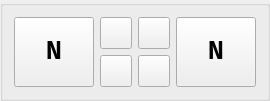
First picture: the form in src/gui/GuidanceTurning.ui, repository eringerli/QtOpenGuidance, before the edit.
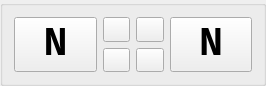
Second picture: the form after the edit. Icons and pictures are not drawn.

```diff
--- a/src/gui/GuidanceTurning.ui
+++ b/src/gui/GuidanceTurning.ui
@@ -26,7 +26,7 @@
    <item row="0" column="0" rowspan="2">
     <widget class="QPushButton" name="pbLeft">
      <property name="sizePolicy">
-      <sizepolicy hsizetype="Minimum" vsizetype="Minimum">
+      <sizepolicy hsizetype="Expanding" vsizetype="Expanding">
        <horstretch>3</horstretch>
        <verstretch>1</verstretch>
       </sizepolicy>
@@ -34,7 +34,7 @@
      <property name="font">
       <font>
        <family>Monospace</family>
-       <pointsize>20</pointsize>
+       <pointsize>30</pointsize>
        <weight>75</weight>
        <bold>true</bold>
       </font>
@@ -51,8 +51,8 @@
      </property>
      <property name="iconSize">
       <size>
-       <width>45</width>
-       <height>45</height>
+       <width>48</width>
+       <height>48</height>
       </size>
      </property>
      <property name="checkable">
@@ -71,12 +71,6 @@
        <verstretch>1</verstretch>
       </sizepolicy>
      </property>
-     <property name="minimumSize">
-      <size>
-       <width>32</width>
-       <height>32</height>
-      </size>
-     </property>
      <property name="icon">
       <iconset theme="list-add">
        <normaloff>.</normaloff>.</iconset>
@@ -100,12 +94,6 @@
        <verstretch>1</verstretch>
       </sizepolicy>
      </property>
-     <property name="minimumSize">
-      <size>
-       <width>32</width>
-       <height>32</height>
-      </size>
-     </property>
      <property name="icon">
       <iconset theme="list-add">
        <normaloff>.</normaloff>.</iconset>
@@ -124,7 +112,7 @@
    <item row="0" column="3" rowspan="2">
     <widget class="QPushButton" name="pbRight">
      <property name="sizePolicy">
-      <sizepolicy hsizetype="Minimum" vsizetype="Minimum">
+      <sizepolicy hsizetype="Expanding" vsizetype="Expanding">
        <horstretch>3</horstretch>
        <verstretch>1</verstretch>
       </sizepolicy>
@@ -132,7 +120,7 @@
      <property name="font">
       <font>
        <family>Monospace</family>
-       <pointsize>20</pointsize>
+       <pointsize>30</pointsize>
        <weight>75</weight>
        <bold>true</bold>
       </font>
@@ -155,8 +143,8 @@
      </property>
      <property name="iconSize">
       <size>
-       <width>45</width>
-       <height>45</height>
+       <width>48</width>
+       <height>48</height>
       </size>
      </property>
      <property name="checkable">
@@ -172,12 +160,6 @@
        <verstretch>1</verstretch>
       </sizepolicy>
      </property>
-     <property name="minimumSize">
-      <size>
-       <width>32</width>
-       <height>32</height>
-      </size>
-     </property>
      <property name="icon">
       <iconset theme="list-remove">
        <normaloff>.</normaloff>.</iconset>
@@ -201,12 +183,6 @@
        <verstretch>1</verstretch>
       </sizepolicy>
      </property>
-     <property name="minimumSize">
-      <size>
-       <width>32</width>
-       <height>32</height>
-      </size>
-     </property>
      <property name="icon">
       <iconset theme="list-remove">
        <normaloff>.</normaloff>.</iconset>
```
